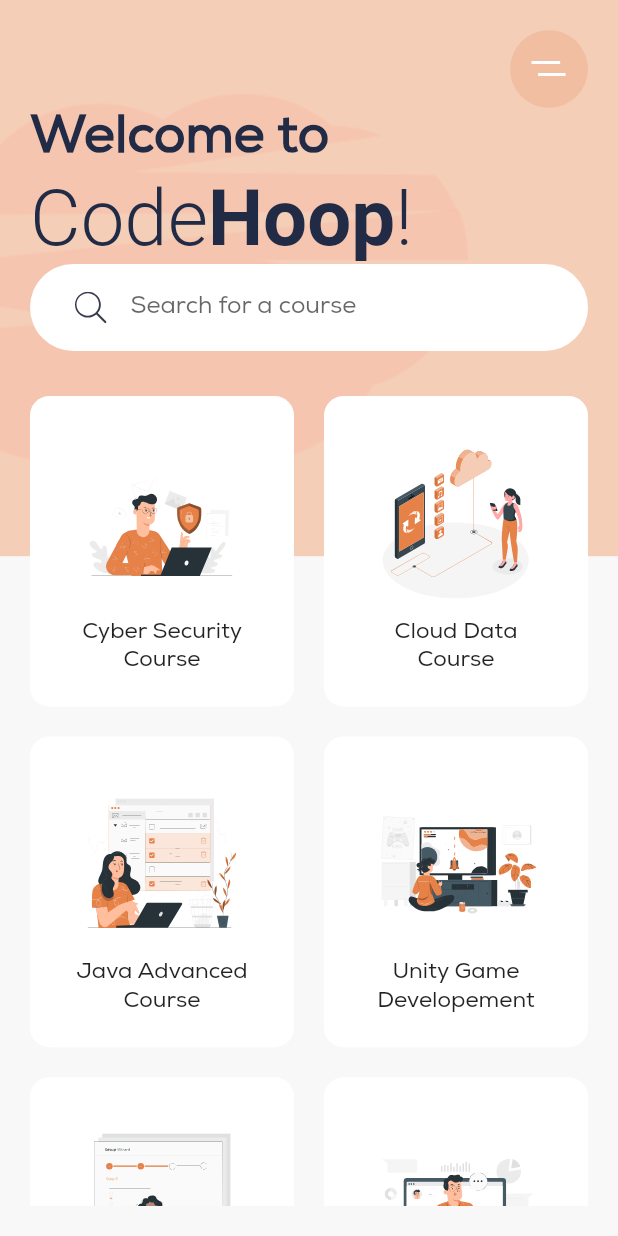
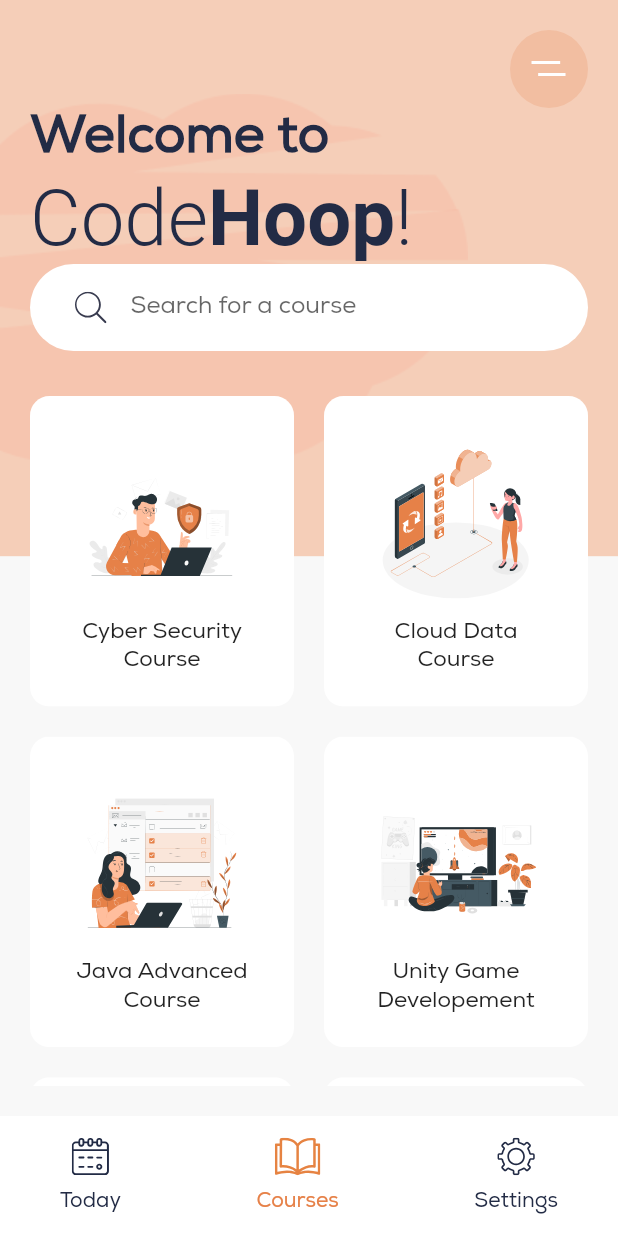
Before and after one commit to gabrieltintarescu/code-hoop, a Flutter app: the screen it shows after launch, on a phone screen of 412 x 824 dp. Run offline on Flutter 3.47's test engine with Material 2 defaults, Android fonts, the phone set to English and light mode, and no system bars; our stand-ins replace flutter_svg, get.

Commit message:
ADD Client bottom navbar

```diff
--- /dev/null
+++ b/codehoop_client/lib/pages/home/components/botttom_nav_button.dart
@@ -0,0 +1,37 @@
+import 'package:codehoop_client/util/constants.dart';
+import 'package:flutter/material.dart';
+import 'package:flutter_svg/svg.dart';
+
+class BottomNavButton extends StatelessWidget {
+  final String imageAsset;
+  final String title;
+  final bool isActive;
+  const BottomNavButton({
+    required this.imageAsset,
+    required this.title,
+    this.isActive = false,
+    Key? key,
+  }) : super(key: key);
+
+  @override
+  Widget build(BuildContext context) {
+    print(isActive);
+    return GestureDetector(
+      onTap: () {},
+      child: Column(
+        mainAxisAlignment: MainAxisAlignment.spaceAround,
+        children: [
+          SvgPicture.asset(
+            imageAsset,
+            height: 25,
+            color: isActive ? kActiveIconColor : kTextColor,
+          ),
+          Text(
+            title,
+            style: TextStyle(color: isActive ? kActiveColor : kTextColor),
+          ),
+        ],
+      ),
+    );
+  }
+}
--- a/codehoop_client/lib/pages/home/components/category_card.dart
+++ b/codehoop_client/lib/pages/home/components/category_card.dart
@@ -12,12 +12,18 @@ class CategoryCard extends StatelessWidget {
 
   @override
   Widget build(BuildContext context) {
-    return Container(
-      padding: const EdgeInsets.all(20),
-      decoration: BoxDecoration(
+    return ClipRRect(
+      borderRadius: BorderRadius.circular(13),
+      child: Container(
+        decoration: const BoxDecoration(
           color: Colors.white,
-        borderRadius: BorderRadius.circular(13),
         ),
+        child: Material(
+          color: Colors.transparent,
+          child: InkWell(
+            onTap: () {},
+            child: Padding(
+              padding: const EdgeInsets.all(20.0),
               child: Column(
                 children: [
                   const Spacer(),
@@ -34,6 +40,10 @@ class CategoryCard extends StatelessWidget {
                   )
                 ],
               ),
+            ),
+          ),
+        ),
+      ),
     );
   }
 }
--- a/codehoop_client/lib/pages/home/home_page.dart
+++ b/codehoop_client/lib/pages/home/home_page.dart
@@ -3,6 +3,7 @@ import 'package:flutter/material.dart';
 import 'package:flutter_svg/flutter_svg.dart';
 import 'package:get/get.dart';
 
+import 'components/botttom_nav_button.dart';
 import 'components/category_card.dart';
 
 class HomePage extends StatelessWidget {
@@ -11,6 +12,32 @@ class HomePage extends StatelessWidget {
   @override
   Widget build(BuildContext context) {
     return Scaffold(
+      bottomNavigationBar: Container(
+        padding: const EdgeInsets.symmetric(
+          horizontal: 40,
+          vertical: 10,
+        ),
+        height: 80,
+        color: Colors.white,
+        child: Row(
+          mainAxisAlignment: MainAxisAlignment.spaceBetween,
+          children: const [
+            BottomNavButton(
+              imageAsset: 'assets/icons/calendar.svg',
+              title: 'Today',
+            ),
+            BottomNavButton(
+              imageAsset: 'assets/icons/read-book-icon.svg',
+              title: 'Courses',
+              isActive: true,
+            ),
+            BottomNavButton(
+              imageAsset: 'assets/icons/Settings.svg',
+              title: 'Settings',
+            ),
+          ],
+        ),
+      ),
       body: Stack(
         children: [
           Container(
```
Also changed, not shown: codehoop_client/assets/icons/read-book-icon.svg (added). Lines whose indentation alone changed are shown as unchanged.
